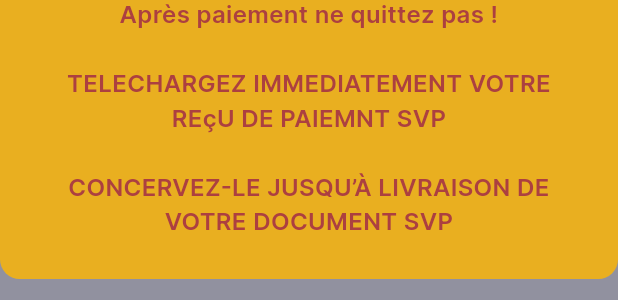
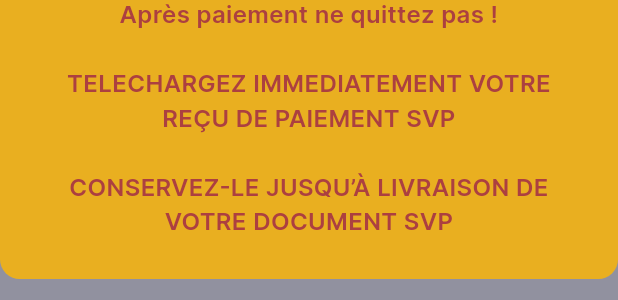
Before and after one commit to adigxs/easypro_mobile, a Flutter app: the Invoice widget shown alone on an empty page, opened directly with empty values, on a phone screen of 412 x 824 dp. Shown: the part 619-919 px from the top of the screen. Run offline on Flutter 3.47's test engine with Material 3 defaults, Android fonts, the light colour scheme and no system bars; our stand-ins replace auto_route, dio, dropdown_button2, file_picker, firebase_core, firebase_storage and 10 more; accounts and stored records are empty.

Commit message:
fix: World update.

```diff
--- a/lib/src/features/criminal_record_form/criminal_record_screen.dart
+++ b/lib/src/features/criminal_record_form/criminal_record_screen.dart
@@ -226,7 +226,7 @@
             : step == 3
                 ? "RELISEZ VOS REPONSES SVP"
                 : step == 4
-                    ? "CLIQUEZ ICI SVP  "
+                    ? "ATTACHEZ VOS DOCUMENTS SVP"
                     : "VOTRE NOTE DE FRAIS ";
     return Scaffold(
       backgroundColor: step == 4
--- a/lib/src/shared/components/invoice.dart
+++ b/lib/src/shared/components/invoice.dart
@@ -277,7 +277,7 @@
               child: Padding(
                 padding: EdgeInsets.all(Dimens.doublePadding.w),
                 child: Text(
-                  "Après paiement ne quittez pas !\n\nTELECHARGEZ IMMEDIATEMENT VOTRE REçU DE PAIEMNT SVP\n\nCONCERVEZ-LE JUSQU’À LIVRAISON DE VOTRE DOCUMENT SVP",
+                  "Après paiement ne quittez pas !\n\nTELECHARGEZ IMMEDIATEMENT VOTRE REÇU DE PAIEMENT SVP\n\nCONSERVEZ-LE JUSQU’À LIVRAISON DE VOTRE DOCUMENT SVP",
                   textAlign: TextAlign.center,
                   style: Theme.of(context).textTheme.bodyMedium!.copyWith(
                       fontWeight: FontWeight.w600,
--- a/pubspec.yaml
+++ b/pubspec.yaml
@@ -16,7 +16,7 @@
 # https://developer.apple.com/library/archive/documentation/General/Reference/InfoPlistKeyReference/Articles/CoreFoundationKeys.html
 # In Windows, build-name is used as the major, minor, and patch parts
 # of the product and file versions while build-number is used as the build suffix.
-version: 1.2.3+38
+version: 1.2.3+39
 
 environment:
   sdk: '>=3.0.6 <4.0.0'
```
